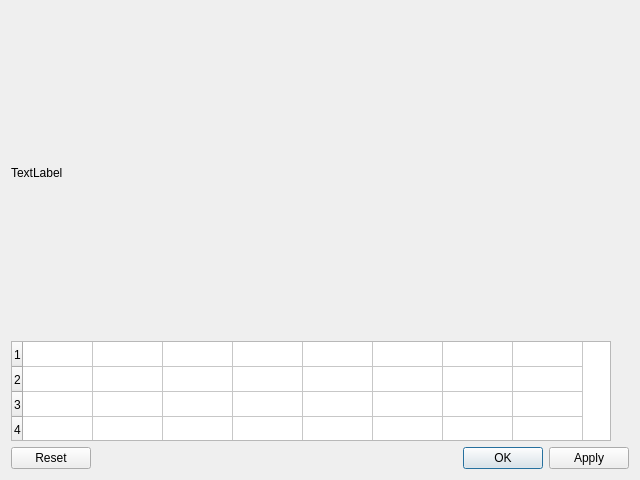
lovelers/360blend, file polyfit.ui: the form before one commit.
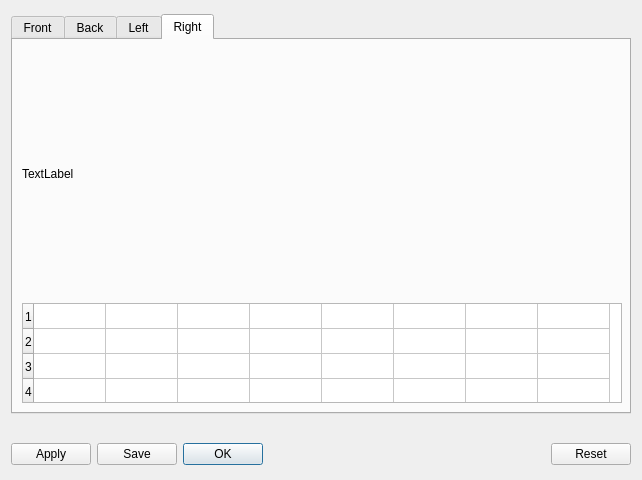
The form after the commit.

Commit message: 360blend: add the polyfit interface

```diff
--- a/polyfit.ui
+++ b/polyfit.ui
@@ -10,15 +10,160 @@
     <height>480</height>
    </rect>
   </property>
+  <property name="maximumSize">
+   <size>
+    <width>640</width>
+    <height>480</height>
+   </size>
+  </property>
   <property name="windowTitle">
    <string>Dialog</string>
   </property>
+  <layout class="QGridLayout" name="gridLayout_5">
+   <item row="0" column="0">
+    <widget class="QTabWidget" name="tabWidget">
+     <property name="minimumSize">
+      <size>
+       <width>620</width>
+       <height>400</height>
+      </size>
+     </property>
+     <property name="maximumSize">
+      <size>
+       <width>620</width>
+       <height>400</height>
+      </size>
+     </property>
+     <property name="currentIndex">
+      <number>3</number>
+     </property>
+     <widget class="QWidget" name="tabFront">
+      <attribute name="title">
+       <string>Front</string>
+      </attribute>
+      <layout class="QGridLayout" name="gridLayout_2">
+       <item row="0" column="0">
+        <widget class="QLabel" name="labelFront">
+         <property name="minimumSize">
+          <size>
+           <width>600</width>
+           <height>250</height>
+          </size>
+         </property>
+         <property name="maximumSize">
+          <size>
+           <width>600</width>
+           <height>300</height>
+          </size>
+         </property>
+         <property name="text">
+          <string>TextLabel</string>
+         </property>
+        </widget>
+       </item>
+       <item row="1" column="0">
+        <widget class="QTableWidget" name="tableWidgetFront">
+         <property name="sizePolicy">
+          <sizepolicy hsizetype="Fixed" vsizetype="Fixed">
+           <horstretch>0</horstretch>
+           <verstretch>0</verstretch>
+          </sizepolicy>
+         </property>
+         <property name="minimumSize">
+          <size>
+           <width>600</width>
+           <height>100</height>
+          </size>
+         </property>
+         <property name="maximumSize">
+          <size>
+           <width>600</width>
+           <height>100</height>
+          </size>
+         </property>
+         <property name="verticalScrollBarPolicy">
+          <enum>Qt::ScrollBarAlwaysOff</enum>
+         </property>
+         <property name="horizontalScrollBarPolicy">
+          <enum>Qt::ScrollBarAlwaysOff</enum>
+         </property>
+         <property name="sizeAdjustPolicy">
+          <enum>QAbstractScrollArea::AdjustIgnored</enum>
+         </property>
+         <property name="autoScroll">
+          <bool>false</bool>
+         </property>
+         <property name="autoScrollMargin">
+          <number>0</number>
+         </property>
+         <property name="editTriggers">
+          <set>QAbstractItemView::AllEditTriggers</set>
+         </property>
+         <property name="tabKeyNavigation">
+          <bool>false</bool>
+         </property>
+         <property name="showDropIndicator" stdset="0">
+          <bool>false</bool>
+         </property>
+         <property name="dragDropOverwriteMode">
+          <bool>false</bool>
+         </property>
+         <property name="verticalScrollMode">
+          <enum>QAbstractItemView::ScrollPerItem</enum>
+         </property>
+         <property name="rowCount">
+          <number>4</number>
+         </property>
+         <property name="columnCount">
+          <number>8</number>
+         </property>
+         <attribute name="horizontalHeaderVisible">
+          <bool>false</bool>
+         </attribute>
+         <attribute name="horizontalHeaderDefaultSectionSize">
+          <number>72</number>
+         </attribute>
+         <attribute name="horizontalHeaderMinimumSectionSize">
+          <number>25</number>
+         </attribute>
+         <attribute name="verticalHeaderDefaultSectionSize">
+          <number>25</number>
+         </attribute>
+         <attribute name="verticalHeaderMinimumSectionSize">
+          <number>24</number>
+         </attribute>
+         <row/>
+         <row/>
+         <row/>
+         <row/>
+         <column/>
+         <column/>
+         <column/>
+         <column/>
+         <column/>
+         <column/>
+         <column/>
+         <column/>
+        </widget>
+       </item>
+      </layout>
+     </widget>
+     <widget class="QWidget" name="tabBack">
+      <attribute name="title">
+       <string>Back</string>
+      </attribute>
   <layout class="QGridLayout" name="gridLayout">
    <item row="0" column="0">
     <widget class="QLabel" name="label">
      <property name="minimumSize">
       <size>
        <width>600</width>
+           <height>250</height>
+          </size>
+         </property>
+         <property name="maximumSize">
+          <size>
+           <width>600</width>
        <height>300</height>
       </size>
      </property>
@@ -27,8 +172,34 @@
      </property>
     </widget>
    </item>
+      </layout>
+     </widget>
+     <widget class="QWidget" name="tabLeft">
+      <attribute name="title">
+       <string>Left</string>
+      </attribute>
+      <layout class="QGridLayout" name="gridLayout_3">
+       <item row="0" column="0">
+        <widget class="QLabel" name="labelLeft">
+         <property name="minimumSize">
+          <size>
+           <width>600</width>
+           <height>250</height>
+          </size>
+         </property>
+         <property name="maximumSize">
+          <size>
+           <width>600</width>
+           <height>300</height>
+          </size>
+         </property>
+         <property name="text">
+          <string>TextLabel</string>
+         </property>
+        </widget>
+       </item>
    <item row="1" column="0">
-    <widget class="QTableWidget" name="tableWidget">
+        <widget class="QTableWidget" name="tableWidgetLeft">
      <property name="sizePolicy">
       <sizepolicy hsizetype="Fixed" vsizetype="Fixed">
        <horstretch>0</horstretch>
@@ -87,7 +258,7 @@
       <bool>false</bool>
      </attribute>
      <attribute name="horizontalHeaderDefaultSectionSize">
-      <number>70</number>
+          <number>72</number>
      </attribute>
      <attribute name="horizontalHeaderMinimumSectionSize">
       <number>25</number>
@@ -111,17 +282,145 @@
      <column/>
      <column/>
     </widget>
+       </item>
+      </layout>
+     </widget>
+     <widget class="QWidget" name="tabRight">
+      <attribute name="title">
+       <string>Right</string>
+      </attribute>
+      <layout class="QGridLayout" name="gridLayout_4">
+       <item row="0" column="0">
+        <widget class="QLabel" name="labelRight">
+         <property name="minimumSize">
+          <size>
+           <width>600</width>
+           <height>250</height>
+          </size>
+         </property>
+         <property name="maximumSize">
+          <size>
+           <width>600</width>
+           <height>300</height>
+          </size>
+         </property>
+         <property name="text">
+          <string>TextLabel</string>
+         </property>
+        </widget>
+       </item>
+       <item row="1" column="0">
+        <widget class="QTableWidget" name="tableWidgetRight">
+         <property name="sizePolicy">
+          <sizepolicy hsizetype="Fixed" vsizetype="Fixed">
+           <horstretch>0</horstretch>
+           <verstretch>0</verstretch>
+          </sizepolicy>
+         </property>
+         <property name="minimumSize">
+          <size>
+           <width>600</width>
+           <height>100</height>
+          </size>
+         </property>
+         <property name="maximumSize">
+          <size>
+           <width>600</width>
+           <height>100</height>
+          </size>
+         </property>
+         <property name="verticalScrollBarPolicy">
+          <enum>Qt::ScrollBarAlwaysOff</enum>
+         </property>
+         <property name="horizontalScrollBarPolicy">
+          <enum>Qt::ScrollBarAlwaysOff</enum>
+         </property>
+         <property name="sizeAdjustPolicy">
+          <enum>QAbstractScrollArea::AdjustIgnored</enum>
+         </property>
+         <property name="autoScroll">
+          <bool>false</bool>
+         </property>
+         <property name="autoScrollMargin">
+          <number>0</number>
+         </property>
+         <property name="editTriggers">
+          <set>QAbstractItemView::AllEditTriggers</set>
+         </property>
+         <property name="tabKeyNavigation">
+          <bool>false</bool>
+         </property>
+         <property name="showDropIndicator" stdset="0">
+          <bool>false</bool>
+         </property>
+         <property name="dragDropOverwriteMode">
+          <bool>false</bool>
+         </property>
+         <property name="verticalScrollMode">
+          <enum>QAbstractItemView::ScrollPerItem</enum>
+         </property>
+         <property name="rowCount">
+          <number>4</number>
+         </property>
+         <property name="columnCount">
+          <number>8</number>
+         </property>
+         <attribute name="horizontalHeaderVisible">
+          <bool>false</bool>
+         </attribute>
+         <attribute name="horizontalHeaderDefaultSectionSize">
+          <number>72</number>
+         </attribute>
+         <attribute name="horizontalHeaderMinimumSectionSize">
+          <number>25</number>
+         </attribute>
+         <attribute name="verticalHeaderDefaultSectionSize">
+          <number>25</number>
+         </attribute>
+         <attribute name="verticalHeaderMinimumSectionSize">
+          <number>24</number>
+         </attribute>
+         <row/>
+         <row/>
+         <row/>
+         <row/>
+         <column/>
+         <column/>
+         <column/>
+         <column/>
+         <column/>
+         <column/>
+         <column/>
+         <column/>
+        </widget>
+       </item>
+      </layout>
+     </widget>
+    </widget>
+   </item>
+   <item row="1" column="0">
+    <spacer name="horizontalSpacer">
+     <property name="orientation">
+      <enum>Qt::Horizontal</enum>
+     </property>
+     <property name="sizeHint" stdset="0">
+      <size>
+       <width>619</width>
+       <height>20</height>
+      </size>
+     </property>
+    </spacer>
    </item>
    <item row="2" column="0">
     <widget class="QDialogButtonBox" name="buttonBox">
+     <property name="layoutDirection">
+      <enum>Qt::RightToLeft</enum>
+     </property>
      <property name="orientation">
       <enum>Qt::Horizontal</enum>
      </property>
      <property name="standardButtons">
-      <set>QDialogButtonBox::Apply|QDialogButtonBox::Ok|QDialogButtonBox::Reset</set>
-     </property>
-     <property name="centerButtons">
-      <bool>false</bool>
+      <set>QDialogButtonBox::Apply|QDialogButtonBox::Ok|QDialogButtonBox::Reset|QDialogButtonBox::Save</set>
      </property>
     </widget>
    </item>
```
Left out of the diff: 122 changed lines with no effect on the pictures. Lines whose indentation alone changed are shown as unchanged. The commit also changes 7 other files.
